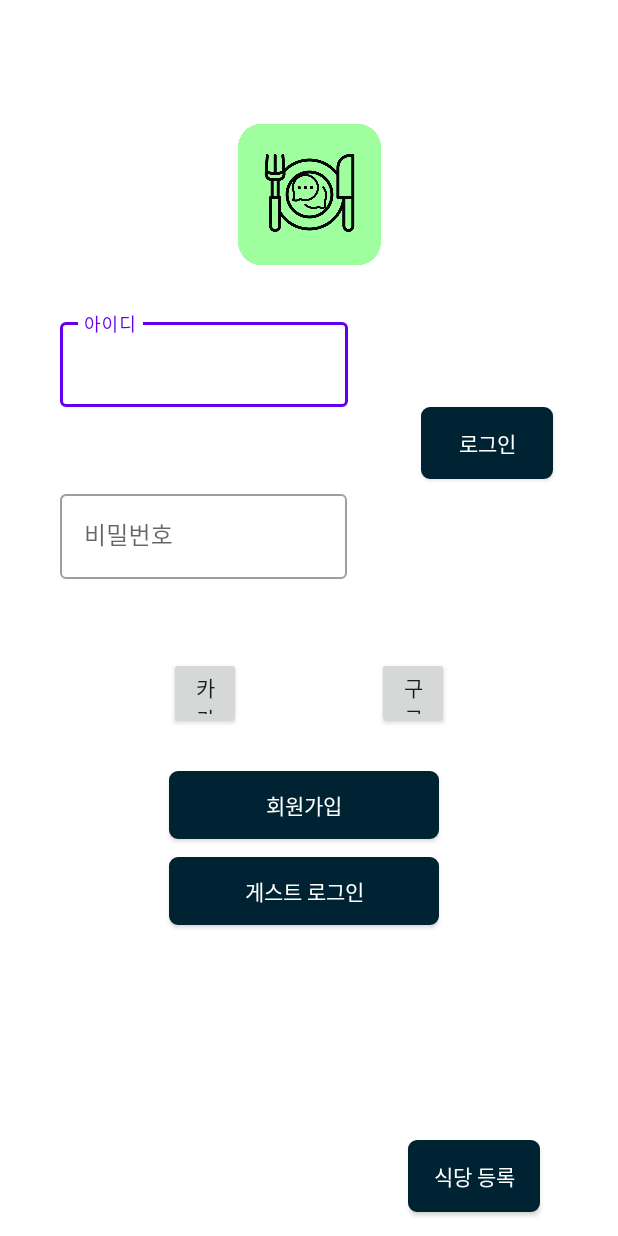
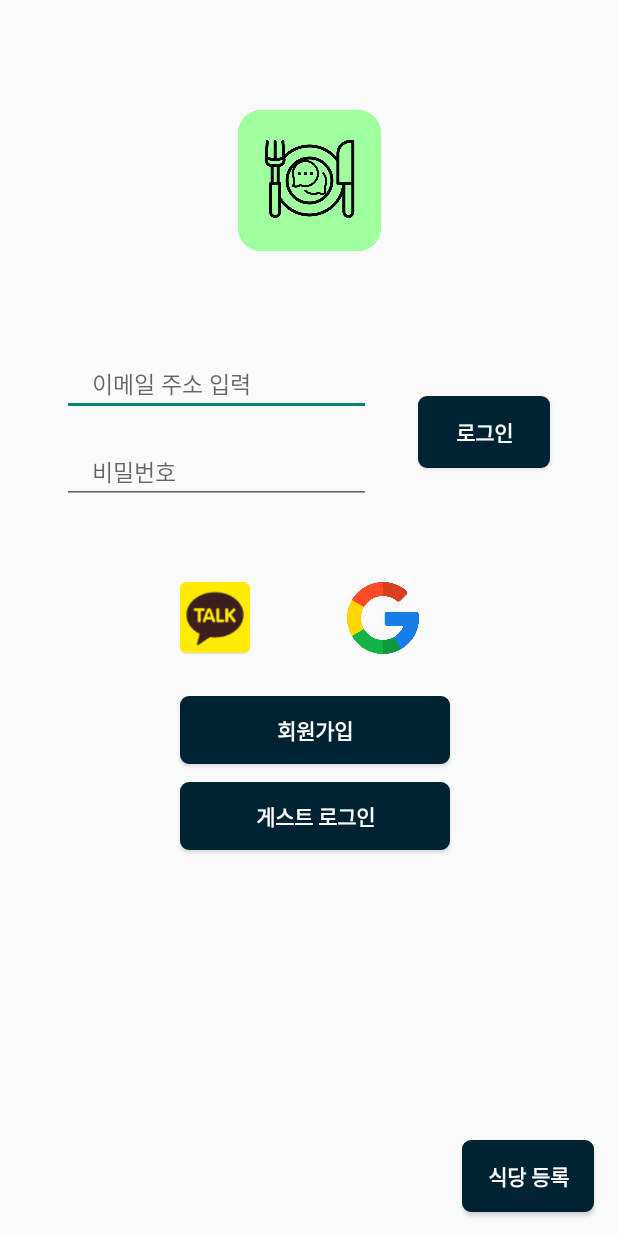
Before and after one commit to ahju411/FoodChat, an Android app: the layout home.xml on its own in the app's theme, with its tools: preview values and no code run, on a phone screen of 412 x 824 dp. Run offline under Robolectric (Android 15) with nearby library versions, the phone set to English and light mode, and no system bars.

Commit message:
홈화면 및 회원가입 화면 구현 중

```diff
--- a/app/src/main/AndroidManifest.xml
+++ b/app/src/main/AndroidManifest.xml
@@ -22,6 +22,11 @@
                 <category android:name="android.intent.category.LAUNCHER" />
             </intent-filter>
         </activity>
+
+        <activity android:name=".RegisterActivity">
+
+
+        </activity>
     </application>
 
 </manifest>
--- a/app/src/main/res/layout/home.xml
+++ b/app/src/main/res/layout/home.xml
@@ -6,105 +6,120 @@
     android:layout_height="match_parent"
     android:orientation="vertical">
 
+
     <ImageView
-        android:id="@+id/imageView2"
+        android:id="@+id/logo"
         android:layout_width="95dp"
         android:layout_height="95dp"
-        android:layout_marginTop="45dp"
-        android:layout_marginBottom="300dp"
+        app:layout_constraintVertical_bias="0.1"
         android:src="@drawable/logo"
-        app:layout_constraintBottom_toTopOf="@+id/register"
+        app:layout_constraintBottom_toBottomOf="parent"
         app:layout_constraintLeft_toLeftOf="parent"
         app:layout_constraintRight_toRightOf="parent"
         app:layout_constraintTop_toTopOf="parent"></ImageView>
 
-    <com.google.android.material.textfield.TextInputLayout
+    <EditText
         android:id="@+id/id"
-        style="@style/Widget.MaterialComponents.TextInputLayout.OutlinedBox"
         android:layout_width="0dp"
         android:layout_height="wrap_content"
-        android:layout_marginLeft="40dp"
-        android:layout_marginRight="180dp"
-        android:hint="아이디"
+        app:layout_constraintWidth_percent="0.5"
+        app:layout_constraintVertical_bias=".3"
+        app:layout_constraintHorizontal_bias=".2"
+        android:hint="이메일 주소 입력"
+        android:textSize="15sp"
+        android:paddingLeft="20dp"
+        android:paddingTop="10dp"
+        android:paddingBottom="10dp"
         app:layout_constraintBottom_toBottomOf="parent"
-        app:layout_constraintLeft_toLeftOf="parent"
-        app:layout_constraintRight_toRightOf="parent"
-        app:layout_constraintTop_toTopOf="parent"
-        app:layout_constraintVertical_bias="0.275">
+        app:layout_constraintEnd_toEndOf="parent"
+        app:layout_constraintStart_toStartOf="parent"
+        app:layout_constraintTop_toTopOf="parent" />
 
-        <com.google.android.material.textfield.TextInputEditText
-            android:id="@+id/edit_id"
-            android:layout_width="match_parent"
-            android:layout_height="wrap_content" />
-
-    </com.google.android.material.textfield.TextInputLayout>
-
-    <com.google.android.material.textfield.TextInputLayout
+    <EditText
         android:id="@+id/pwd"
-        style="@style/Widget.MaterialComponents.TextInputLayout.OutlinedBox"
         android:layout_width="0dp"
         android:layout_height="wrap_content"
-        android:layout_marginStart="40dp"
-        android:layout_marginEnd="49dp"
         android:hint="비밀번호"
+        android:textSize="15sp"
+        android:paddingLeft="20dp"
+        android:paddingTop="10dp"
+        android:paddingBottom="10dp"
+        android:layout_marginTop="15dp"
+        android:inputType="textPassword"
         app:layout_constraintBottom_toBottomOf="parent"
-        app:layout_constraintEnd_toStartOf="@+id/button2"
+        app:layout_constraintEnd_toEndOf="parent"
+        app:layout_constraintHorizontal_bias=".2"
         app:layout_constraintStart_toStartOf="parent"
-        app:layout_constraintTop_toTopOf="parent"
-        app:layout_constraintVertical_bias="0.425">
-
-        <com.google.android.material.textfield.TextInputEditText
-            android:id="@+id/edit_pwd"
-            android:layout_width="match_parent"
-            android:layout_height="wrap_content"
-            android:inputType="textPassword" />
-    </com.google.android.material.textfield.TextInputLayout>
+        app:layout_constraintTop_toBottomOf="@+id/id"
+        app:layout_constraintVertical_bias="0"
+        app:layout_constraintWidth_percent="0.5" />
 
     <androidx.appcompat.widget.AppCompatButton
-        android:id="@+id/button2"
+        android:id="@+id/login"
         android:layout_width="wrap_content"
         android:layout_height="wrap_content"
+        android:layout_marginTop="30dp"
         android:layout_marginEnd="43dp"
+        android:layout_marginStart="30dp"
         android:background="@drawable/btn_darknavi"
         android:text="로그인"
+        android:textStyle="bold"
         android:textColor="@color/white"
+        app:layout_constraintVertical_bias="0"
+        app:layout_constraintBottom_toBottomOf="parent"
         app:layout_constraintEnd_toEndOf="parent"
-        app:layout_constraintStart_toEndOf="@+id/pwd"
-        app:layout_constraintTop_toBottomOf="@+id/id"></androidx.appcompat.widget.AppCompatButton>
+        app:layout_constraintStart_toEndOf="@+id/id"
+        app:layout_constraintTop_toTopOf="@+id/id"
+      ></androidx.appcompat.widget.AppCompatButton>
+
+    <ImageButton
+        android:id="@+id/kakao"
+        android:layout_width="wrap_content"
+        android:layout_height="wrap_content"
+        android:maxHeight="48dp"
+        android:maxWidth="48dp"
+        android:layout_marginStart="120dp"
+        android:layout_marginTop="52dp"
+        android:layout_marginEnd="68dp"
+        android:background="@null"
+        android:src="@drawable/kakaomiddle"
+        android:adjustViewBounds="true"
+        android:scaleType="fitCenter"
+        app:layout_constraintVertical_bias="0"
+        app:layout_constraintStart_toStartOf="parent"
+        app:layout_constraintTop_toBottomOf="@+id/pwd"/>
+
+    <ImageButton
+        android:id="@+id/google"
+        android:layout_width="wrap_content"
+        android:layout_height="wrap_content"
+        android:layout_marginTop="52dp"
+        android:layout_marginEnd="68dp"
+        android:adjustViewBounds="true"
+        android:background="@null"
+        android:maxWidth="48dp"
+        android:maxHeight="48dp"
+
+        app:layout_constraintVertical_bias="0"
+        android:scaleType="fitCenter"
+        android:src="@drawable/google"
+        app:layout_constraintBottom_toBottomOf="parent"
+        app:layout_constraintEnd_toEndOf="parent"
+        app:layout_constraintStart_toEndOf="@+id/kakao"
+        app:layout_constraintTop_toBottomOf="@+id/pwd" />
+
+
+
 
     <androidx.appcompat.widget.AppCompatButton
-        android:id="@+id/kakao"
-        android:layout_width="48dp"
-        android:layout_height="48dp"
-        android:layout_marginStart="90dp"
-        android:layout_marginTop="52dp"
-        android:layout_marginEnd="68dp"
-
-        android:text="카카오"
-        app:layout_constraintEnd_toStartOf="@+id/google"
-        app:layout_constraintStart_toStartOf="parent"
-        app:layout_constraintTop_toBottomOf="@+id/pwd">
-
-    </androidx.appcompat.widget.AppCompatButton>
-
-    <androidx.appcompat.widget.AppCompatButton
-        android:id="@+id/google"
-        android:layout_width="48dp"
-        android:layout_height="48dp"
-        android:layout_marginEnd="90dp"
-        android:text="구글"
-        app:layout_constraintEnd_toEndOf="parent"
-        app:layout_constraintStart_toEndOf="@+id/kakao"
-        app:layout_constraintTop_toTopOf="@+id/kakao"></androidx.appcompat.widget.AppCompatButton>
-
-    <androidx.appcompat.widget.AppCompatButton
-        android:id="@+id/register"
+        android:id="@+id/goregister"
         android:layout_width="180dp"
         android:layout_height="45dp"
         android:layout_marginTop="28dp"
         android:background="@drawable/btn_darknavi"
         android:text="회원가입"
         android:textColor="@color/white"
+        android:textStyle="bold"
         app:layout_constraintStart_toStartOf="@+id/kakao"
         app:layout_constraintTop_toBottomOf="@+id/kakao"></androidx.appcompat.widget.AppCompatButton>
 
@@ -116,23 +131,28 @@
         android:layout_marginEnd="24dp"
         android:background="@drawable/btn_darknavi"
         android:text="게스트 로그인"
+        android:textStyle="bold"
         android:textColor="@color/white"
         app:layout_constraintEnd_toStartOf="@+id/registstore"
         app:layout_constraintHorizontal_bias="0.0"
-        app:layout_constraintStart_toStartOf="@+id/register"
-        app:layout_constraintTop_toBottomOf="@+id/register"></androidx.appcompat.widget.AppCompatButton>
+        app:layout_constraintStart_toStartOf="@+id/goregister"
+        app:layout_constraintTop_toBottomOf="@+id/goregister"></androidx.appcompat.widget.AppCompatButton>
 
     <androidx.appcompat.widget.AppCompatButton
         android:id="@+id/registstore"
         android:layout_width="wrap_content"
         android:layout_height="wrap_content"
-        android:layout_marginEnd="52dp"
-        android:layout_marginBottom="16dp"
         android:background="@drawable/btn_darknavi"
         android:text="식당 등록"
         android:textColor="@color/white"
+        app:layout_constraintVertical_bias="1"
+        app:layout_constraintHorizontal_bias="1"
+        android:layout_margin="16dp"
+        android:textStyle="bold"
         app:layout_constraintBottom_toBottomOf="parent"
-        app:layout_constraintEnd_toEndOf="parent"></androidx.appcompat.widget.AppCompatButton>
+        app:layout_constraintEnd_toEndOf="parent"
+        app:layout_constraintStart_toStartOf="parent"
+        app:layout_constraintTop_toTopOf="parent"></androidx.appcompat.widget.AppCompatButton>
 
 
 </androidx.constraintlayout.widget.ConstraintLayout>
--- a/app/src/main/res/values/themes.xml
+++ b/app/src/main/res/values/themes.xml
@@ -1,6 +1,6 @@
 <resources xmlns:tools="http://schemas.android.com/tools">
     <!-- Base application theme. -->
-    <style name="Theme.FoodChat" parent="Theme.MaterialComponents.DayNight">
+    <style name="Theme.FoodChat" parent="Theme.AppCompat.Light">
         <!-- Primary brand color. -->
         <item name="colorPrimary">@color/purple_500</item>
         <item name="colorPrimaryVariant">@color/purple_700</item>
@@ -12,5 +12,7 @@
         <!-- Status bar color. -->
         <item name="android:statusBarColor" tools:targetApi="l">?attr/colorPrimaryVariant</item>
         <!-- Customize your theme here. -->
+        <item name="windowNoTitle">true</item>
+        <item name="windowActionBar">false</item>
     </style>
 </resources>
```
Also changed, not shown: app/src/main/java/com/example/foodchat/MainActivity.java (+48 -1 lines), app/src/main/java/com/example/foodchat/RegisterActivity.java (added, +30 -0 lines), app/src/main/res/drawable/edit_text_bg.xml (added, +9 -0 lines), app/src/main/res/layout/register.xml (added, +85 -0 lines), app/src/main/res/drawable-v24/google.png (added), app/src/main/res/drawable-v24/kakaomiddle.png (added).
